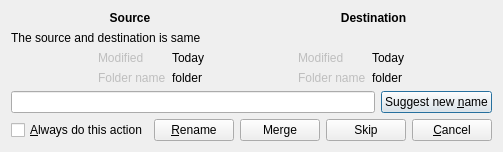
This is plugins/CopyEngine/Ultracopier/folderExistsDialog.ui in alphaonex86/Ultracopier as Qt 5 draws it before an edit. The edited form follows.
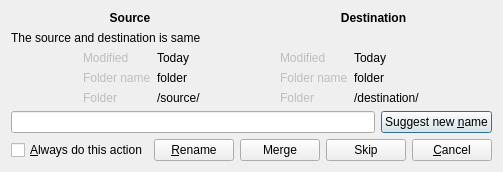
This is the edited form.

```diff
--- a/plugins/CopyEngine/Ultracopier/folderExistsDialog.ui
+++ b/plugins/CopyEngine/Ultracopier/folderExistsDialog.ui
@@ -7,7 +7,7 @@
     <x>0</x>
     <y>0</y>
     <width>443</width>
-    <height>146</height>
+    <height>158</height>
    </rect>
   </property>
   <property name="windowTitle">
@@ -114,6 +114,23 @@
          </property>
         </widget>
        </item>
+       <item row="2" column="0">
+        <widget class="QLabel" name="label_source_folder">
+         <property name="enabled">
+          <bool>false</bool>
+         </property>
+         <property name="text">
+          <string>Folder</string>
+         </property>
+        </widget>
+       </item>
+       <item row="2" column="1">
+        <widget class="QLabel" name="label_content_source_folder">
+         <property name="text">
+          <string notr="true">/source/</string>
+         </property>
+        </widget>
+       </item>
       </layout>
      </item>
      <item>
@@ -165,6 +182,23 @@
          </property>
         </widget>
        </item>
+       <item row="2" column="0">
+        <widget class="QLabel" name="label_destination_folder">
+         <property name="enabled">
+          <bool>false</bool>
+         </property>
+         <property name="text">
+          <string>Folder</string>
+         </property>
+        </widget>
+       </item>
+       <item row="2" column="1">
+        <widget class="QLabel" name="label_content_destination_folder">
+         <property name="text">
+          <string notr="true">/destination/</string>
+         </property>
+        </widget>
+       </item>
       </layout>
      </item>
      <item>
```
